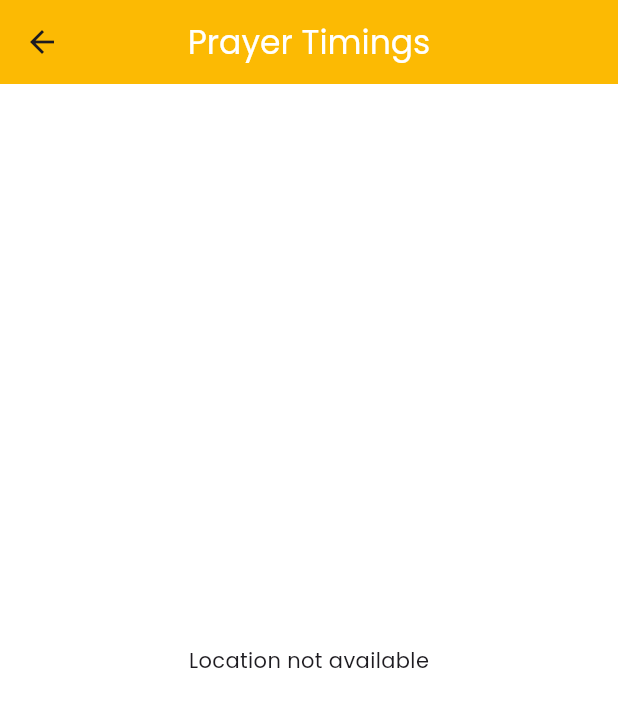
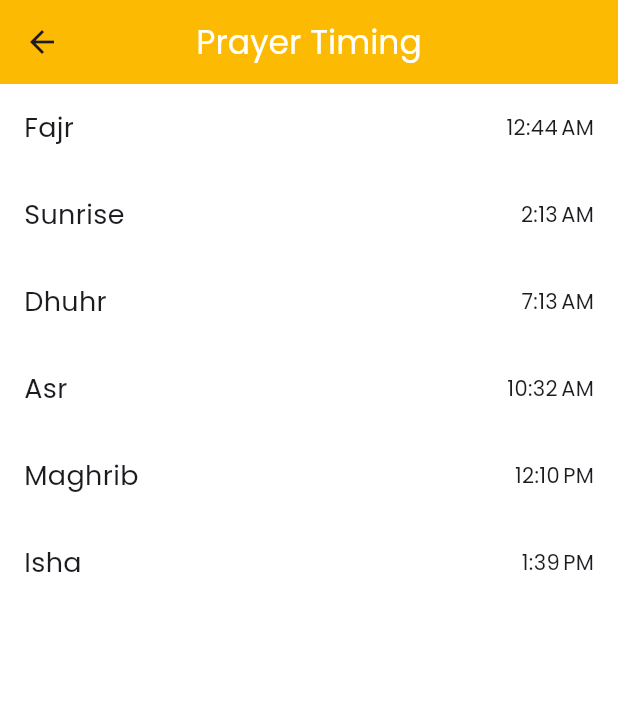
Before and after one commit to shaharyar4t4/Ilmora, a Flutter app: the PrayerScreen screen opened directly, on a phone screen of 412 x 824 dp. Shown: the top 707 px of the screen. Run offline on Flutter 3.47's test engine with Material 3 defaults, Android fonts, the phone set to English and light mode, and no system bars; our stand-ins replace adhan, convex_bottom_bar, flutter_svg, hijri, introduction_screen, just_audio and 3 more; missing offline and left inert: solid_bottom_sheet; accounts and stored records are empty.

Commit message:
solve the issue of paryer timing

```diff
--- a/lib/screens/prayer_screen.dart
+++ b/lib/screens/prayer_screen.dart
@@ -1,8 +1,8 @@
 import 'package:flutter/material.dart';
-import 'package:adhan_dart/adhan_dart.dart';
-import 'package:ilmora/constant/constants.dart';
+import 'package:adhan/adhan.dart';
 import 'package:intl/intl.dart';
 import 'package:location/location.dart';
+import 'package:ilmora/constant/constants.dart';
 
 class PrayerScreen extends StatefulWidget {
   const PrayerScreen({super.key});
@@ -13,43 +13,15 @@ class PrayerScreen extends StatefulWidget {
 
 class _PrayerScreenState extends State<PrayerScreen> {
   final Location location = Location();
-
-  double? latitude;
-  double? longitude;
-
-  /// Get current location
-  Future<void> getLoc() async {
-    bool serviceEnabled;
-    PermissionStatus permissionGranted;
-
-    serviceEnabled = await location.serviceEnabled();
-    if (!serviceEnabled) {
-      serviceEnabled = await location.requestService();
-      if (!serviceEnabled) return;
-    }
-
-    permissionGranted = await location.hasPermission();
-    if (permissionGranted == PermissionStatus.denied) {
-      permissionGranted = await location.requestPermission();
-      if (permissionGranted != PermissionStatus.granted) return;
-    }
-
-    final locData = await location.getLocation();
-    latitude = locData.latitude;
-    longitude = locData.longitude;
-  }
+  double? latitude, longitude;
 
   @override
   Widget build(BuildContext context) {
-    return SafeArea(
-      child: Scaffold(
+    return Scaffold(
       appBar: AppBar(
         backgroundColor: Constants.kPrimary,
+        title: const Text("Prayer Timing", style: TextStyle(color: Colors.white),),
         centerTitle: true,
-          title: const Text(
-            "Prayer Timings",
-            style: TextStyle(color: Colors.white),
-          ),
       ),
       body: FutureBuilder(
         future: getLoc(),
@@ -57,70 +29,53 @@ class _PrayerScreenState extends State<PrayerScreen> {
           if (snapshot.connectionState == ConnectionState.waiting) {
             return const Center(child: CircularProgressIndicator());
           }
-
-            if (latitude == null || longitude == null) {
-              return const Center(child: Text("Location not available"));
-            }
-
-            final coordinates = Coordinates(latitude!, longitude!);
-
-            final CalculationParameters params =
-                CalculationMethodParameters.karachi();
+          final coordinates = Coordinates(
+            latitude ?? 33.7699,
+            longitude ?? 72.8248,
+          );
+          final params = CalculationMethod.karachi.getParameters();
           params.madhab = Madhab.hanafi;
 
-            final DateTime now = DateTime.now().toLocal();
+          final prayerTimes = PrayerTimes.today(coordinates, params);
 
-            final PrayerTimes prayerTimes = PrayerTimes(
-              coordinates: coordinates,
-              date: now,
-              calculationParameters: params,
-            );
-
-            return Padding(
-              padding: const EdgeInsets.all(12),
-              child: Column(
+          return Column(
             children: [
               buildRow("Fajr", prayerTimes.fajr),
-                  divider(),
               buildRow("Sunrise", prayerTimes.sunrise),
-                  divider(),
               buildRow("Dhuhr", prayerTimes.dhuhr),
-                  divider(),
               buildRow("Asr", prayerTimes.asr),
-                  divider(),
               buildRow("Maghrib", prayerTimes.maghrib),
-                  divider(),
               buildRow("Isha", prayerTimes.isha),
             ],
-              ),
           );
         },
-        ),
       ),
     );
   }
 
-  /// UI Helper
-  Widget buildRow(String title, DateTime? time) {
+  Widget buildRow(String title, DateTime time) {
     return Padding(
-      padding: const EdgeInsets.symmetric(vertical: 14),
+      padding: const EdgeInsets.all(16),
       child: Row(
         mainAxisAlignment: MainAxisAlignment.spaceBetween,
         children: [
-          Text(
-            title,
-            style: const TextStyle(fontSize: 18, fontWeight: FontWeight.bold),
-          ),
-          Text(
-            time != null ? DateFormat.jm().format(time) : "--:--",
-            style: const TextStyle(fontSize: 16),
-          ),
+          Text(title, style: const TextStyle(fontSize: 18,)),
+          Text(DateFormat.jm().format(time)),
         ],
       ),
     );
   }
+  Future<void> getLoc() async {
+    if (!await location.serviceEnabled()) {
+      await location.requestService();
+    }
 
-  Widget divider() {
-    return const Divider(thickness: 1);
+    if (await location.hasPermission() == PermissionStatus.denied) {
+      await location.requestPermission();
+    }
+
+    final loc = await location.getLocation();
+    latitude = loc.latitude;
+    longitude = loc.longitude;
   }
 }
--- a/pubspec.yaml
+++ b/pubspec.yaml
@@ -44,8 +44,8 @@ dependencies:
   solid_bottom_sheet: ^0.1.13
   just_audio: ^0.10.5
   flutter_spinkit: ^5.2.2
-  adhan_dart: ^1.2.0
   location: ^8.0.1
+  adhan: ^2.0.0+1
 
 dev_dependencies:
   flutter_test:
```
Also changed, not shown: pubspec.lock. Lines whose indentation alone changed are shown as unchanged.
